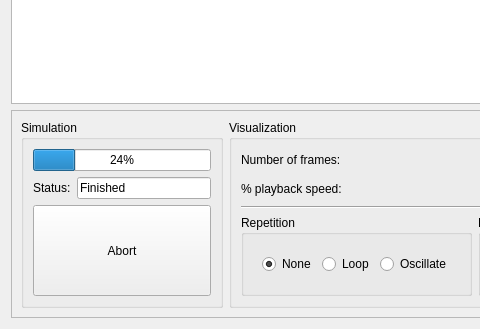
Old version of the form cad/plugins/NanoVision-1/src/TrajectoryGraphicsWindow.ui in the repository kanzure/nanoengineer; both pictures show x 0 to 480 and y 496 to 825 of the 1028 by 825 pixel window.
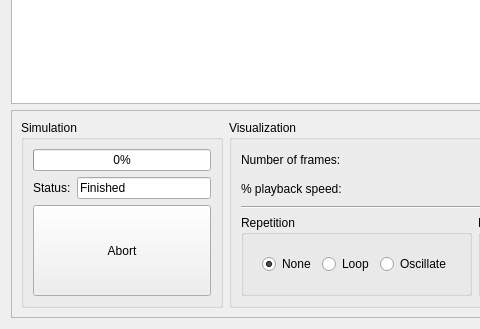
New version of the form. Icons and pictures are not drawn.

Diff of the .ui file:
```diff
--- a/cad/plugins/NanoVision-1/src/TrajectoryGraphicsWindow.ui
+++ b/cad/plugins/NanoVision-1/src/TrajectoryGraphicsWindow.ui
@@ -53,7 +53,7 @@
          <item>
           <widget class="QProgressBar" name="simulationProgressBar" >
            <property name="value" >
-            <number>24</number>
+            <number>0</number>
            </property>
           </widget>
          </item>
```
